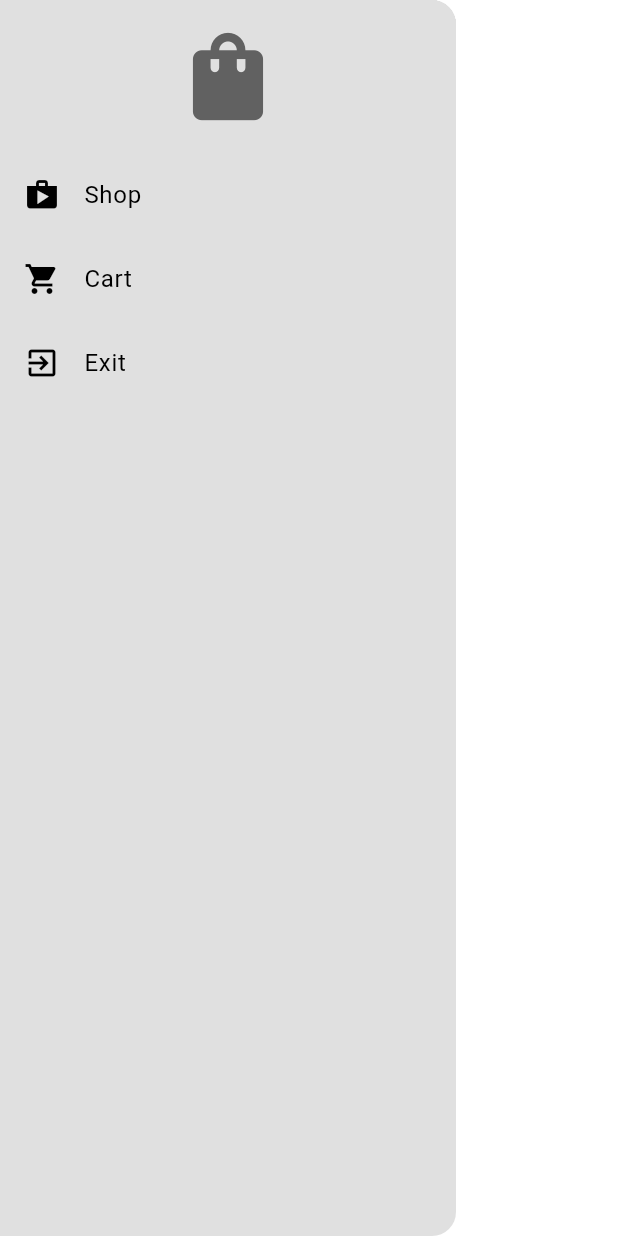
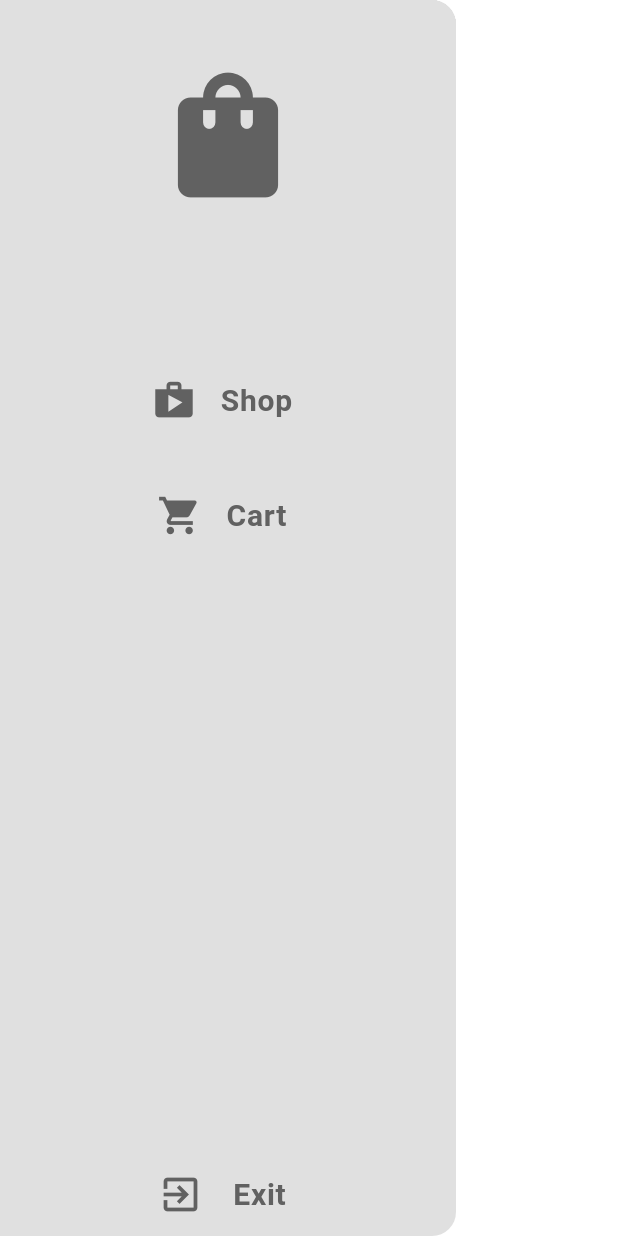
Before and after one commit to Animeshhh7/Shopping_App, a Flutter app: the MyDrawer widget shown alone on an empty page, opened directly, on a phone screen of 412 x 824 dp. Run offline on Flutter 3.47's test engine with Material 3 defaults, Android fonts, the phone set to English and light mode, and no system bars.

Commit message:
made some changes to the drawer ui

```diff
--- a/lib/components/my_drawer.dart
+++ b/lib/components/my_drawer.dart
@@ -9,45 +9,109 @@ class MyDrawer extends StatelessWidget {
       backgroundColor: Theme.of(context).colorScheme.background,
       child: Column(
         children: [
-
-          // Drawer header (logo)
+          // Drawer header (logo) positioned a bit down
           Container(
-            padding: const EdgeInsets.all(16.0),
+            padding: const EdgeInsets.only(top: 40.0, bottom: 20.0),
             color: Theme.of(context).colorScheme.background,
             child: Center(
               child: Icon(
                 Icons.shopping_bag,
-                size: 70,
+                size: 100,
                 color: Theme.of(context).colorScheme.inversePrimary,
               ),
             ),
           ),
-
+          // Spacer to push the following items to the middle
+          Spacer(flex: 1),
           // Shop tile
-          ListTile(
-            leading: Icon(Icons.shop),
-            title: Text('Shop'),
+          Center(
+            child: ListTile(
+              title: Row(
+                mainAxisSize: MainAxisSize.min,
+                mainAxisAlignment: MainAxisAlignment.center,
+                children: [
+                  Icon(
+                    Icons.shop,
+                    color: Theme.of(context).colorScheme.inversePrimary,
+                    size: 30, // Increased icon size
+                  ),
+                  const SizedBox(width: 16), // Spacer between icon and text
+                  Text(
+                    'Shop',
+                    textAlign: TextAlign.center,
+                    style: TextStyle(
+                      color: Theme.of(context).colorScheme.inversePrimary,
+                      fontWeight: FontWeight.bold,
+                      fontSize: 20, // Increased text size
+                    ),
+                  ),
+                ],
+              ),
               onTap: () {
                 // Navigate to shop page
               },
             ),
-
+          ),
+          const SizedBox(height: 20), // Spacer between Shop and Cart tiles
           // Cart tile
-          ListTile(
-            leading: Icon(Icons.shopping_cart),
-            title: Text('Cart'),
+          Center(
+            child: ListTile(
+              title: Row(
+                mainAxisSize: MainAxisSize.min,
+                mainAxisAlignment: MainAxisAlignment.center,
+                children: [
+                  Icon(
+                    Icons.shopping_cart,
+                    color: Theme.of(context).colorScheme.inversePrimary,
+                    size: 30, // Increased icon size
+                  ),
+                  const SizedBox(width: 16), // Spacer between icon and text
+                  Text(
+                    'Cart',
+                    textAlign: TextAlign.center,
+                    style: TextStyle(
+                      color: Theme.of(context).colorScheme.inversePrimary,
+                      fontWeight: FontWeight.bold,
+                      fontSize: 20, // Increased text size
+                    ),
+                  ),
+                ],
+              ),
               onTap: () {
                 // Navigate to cart page
               },
             ),
-
+          ),
+          // Spacer to push the exit tile upward
+          Spacer(flex: 5),
           // Exit shop tile
-          ListTile(
-            leading: Icon(Icons.exit_to_app),
-            title: Text('Exit'),
+          Center(
+            child: ListTile(
+              title: Row(
+                mainAxisSize: MainAxisSize.min,
+                mainAxisAlignment: MainAxisAlignment.center,
+                children: [
+                  Icon(
+                    Icons.exit_to_app,
+                    color: Theme.of(context).colorScheme.inversePrimary,
+                    size: 30, // Increased icon size
+                  ),
+                  const SizedBox(width: 20), // Spacer between icon and text
+                  Text(
+                    'Exit',
+                    textAlign: TextAlign.center,
+                    style: TextStyle(
+                      color: Theme.of(context).colorScheme.inversePrimary,
+                      fontWeight: FontWeight.bold,
+                      fontSize: 20, // Increased text size
+                    ),
+                  ),
+                ],
+              ),
               onTap: () {
                 // Exit the shop
               },
+            ),
           ),
         ],
       ),
```
Lines whose indentation alone changed are shown as unchanged.
